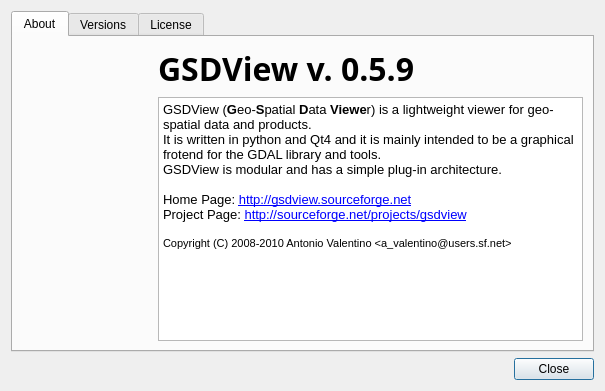
Before: the Qt Designer form gsdview/ui/aboutdialog.ui in avalentino/gsdview, drawn with Qt 5.
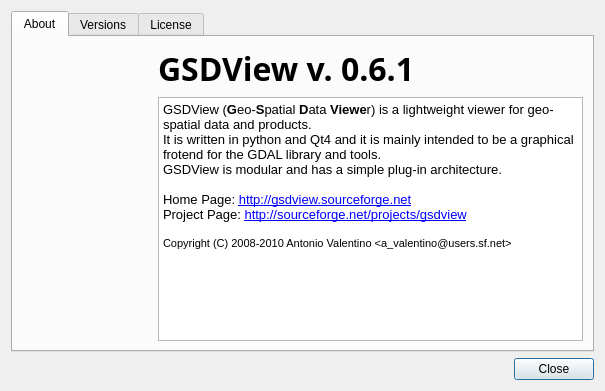
After: the same form once the commit is applied. Icons and pictures are not drawn.

Commit message: Update program version (in about dialog) and debian changelog.

```diff
--- a/gsdview/ui/aboutdialog.ui
+++ b/gsdview/ui/aboutdialog.ui
@@ -115,7 +115,7 @@
             </font>
            </property>
            <property name="text">
-            <string>GSDView v. 0.5.9</string>
+            <string>GSDView v. 0.6.1</string>
            </property>
           </widget>
          </item>
```
The commit also changes 1 other file.
